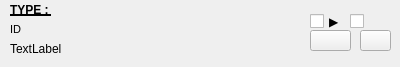
The window that ui/formtooloption.ui (rendezvue/ViNet) describes before a commit, drawn with Qt 5.
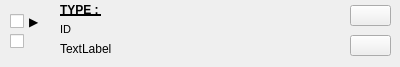
The same window after the commit. Icons and pictures are not drawn.

Commit message: The View/Run checkbox is always visible.

The edit to the form file:
```diff
--- a/ui/formtooloption.ui
+++ b/ui/formtooloption.ui
@@ -16,9 +16,9 @@
   <widget class="QPushButton" name="pushButton_option_del">
    <property name="geometry">
     <rect>
-     <x>360</x>
-     <y>30</y>
-     <width>31</width>
+     <x>350</x>
+     <y>35</y>
+     <width>41</width>
      <height>21</height>
     </rect>
    </property>
@@ -33,7 +33,7 @@
   <widget class="QLabel" name="label_option_id">
    <property name="geometry">
     <rect>
-     <x>10</x>
+     <x>60</x>
      <y>20</y>
      <width>221</width>
      <height>19</height>
@@ -54,7 +54,7 @@
   <widget class="QLabel" name="label_option_type">
    <property name="geometry">
     <rect>
-     <x>10</x>
+     <x>60</x>
      <y>0</y>
      <width>191</width>
      <height>19</height>
@@ -76,8 +76,8 @@
   <widget class="QPushButton" name="pushButton_option_set">
    <property name="geometry">
     <rect>
-     <x>310</x>
-     <y>30</y>
+     <x>350</x>
+     <y>5</y>
      <width>41</width>
      <height>21</height>
     </rect>
@@ -93,9 +93,9 @@
   <widget class="QLabel" name="label_info">
    <property name="geometry">
     <rect>
-     <x>10</x>
+     <x>60</x>
      <y>40</y>
-     <width>291</width>
+     <width>281</width>
      <height>17</height>
     </rect>
    </property>
@@ -106,7 +106,7 @@
   <widget class="QCheckBox" name="checkBox_run">
    <property name="geometry">
     <rect>
-     <x>310</x>
+     <x>10</x>
      <y>10</y>
      <width>31</width>
      <height>23</height>
@@ -119,8 +119,8 @@
   <widget class="QCheckBox" name="checkBox_view">
    <property name="geometry">
     <rect>
-     <x>350</x>
-     <y>10</y>
+     <x>10</x>
+     <y>30</y>
      <width>41</width>
      <height>23</height>
     </rect>
```
Left out of the diff: 8 changed lines with no effect on the pictures. The commit also changes 6 other files.
